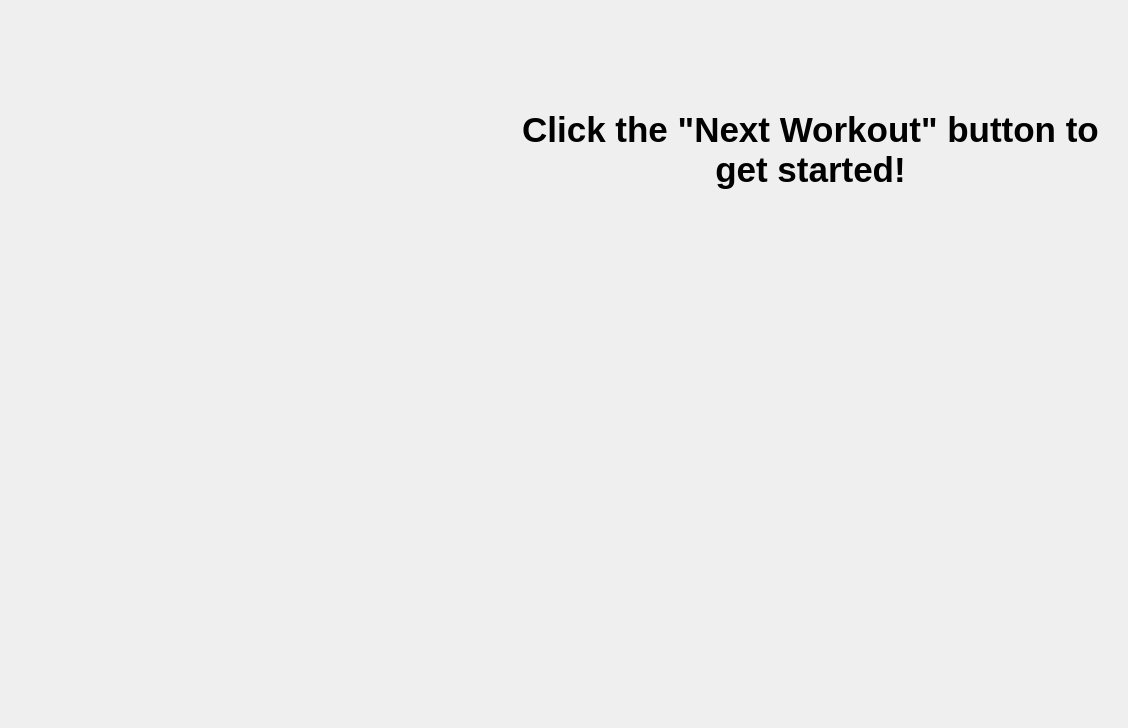
This is QtUpperBody.ui in Nicholas-LeBoeuf/WorkoutAppFinal as Qt 5 draws it before an edit. The edited form follows.
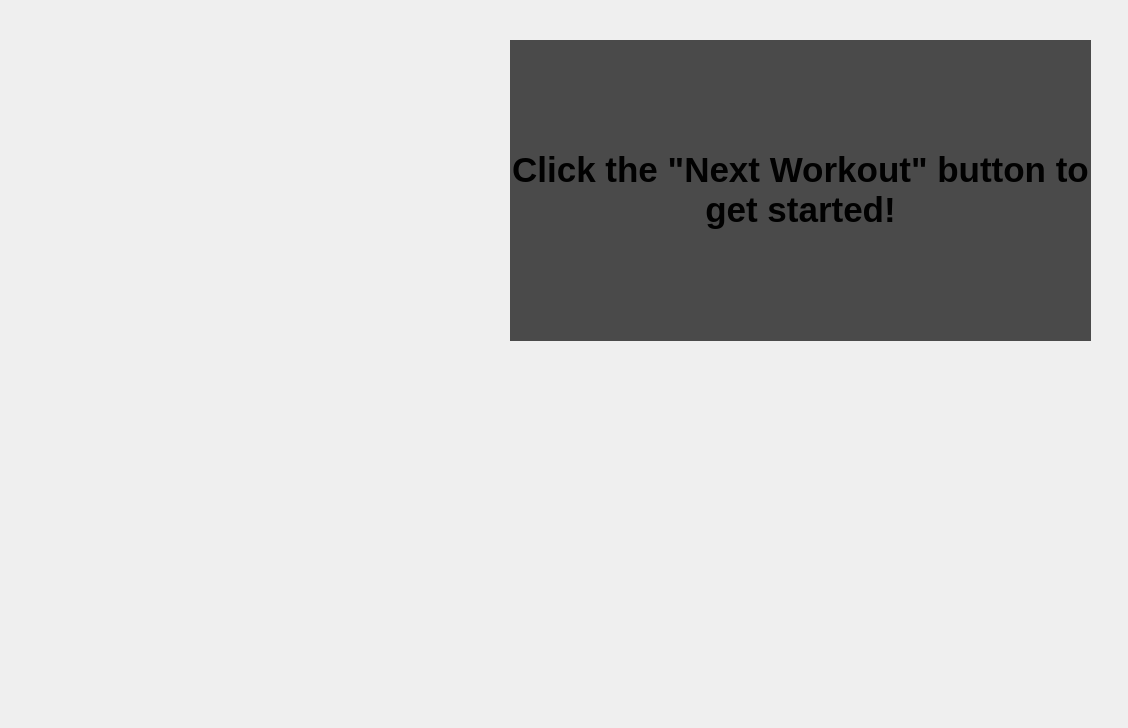
This is the edited form. Icons and pictures are not drawn.

Commit message: lower body workout window sort of complete. just needs a timer

```diff
--- a/QtUpperBody.ui
+++ b/QtUpperBody.ui
@@ -67,9 +67,9 @@
    <property name="geometry">
     <rect>
      <x>510</x>
-     <y>-10</y>
-     <width>601</width>
-     <height>321</height>
+     <y>40</y>
+     <width>581</width>
+     <height>301</height>
     </rect>
    </property>
    <property name="font">
@@ -79,6 +79,10 @@
      <bold>true</bold>
     </font>
    </property>
+   <property name="styleSheet">
+    <string notr="true">background-color: rgb(74, 74, 74);
+</string>
+   </property>
    <property name="text">
     <string>&lt;html&gt;&lt;head/&gt;&lt;body&gt;&lt;p&gt;&lt;span style=&quot; color:#010101;&quot;&gt;Click the &amp;quot;Next Workout&amp;quot; button to get started!&lt;/span&gt;&lt;/p&gt;&lt;/body&gt;&lt;/html&gt;</string>
    </property>
```
The commit also changes 7 other files.
